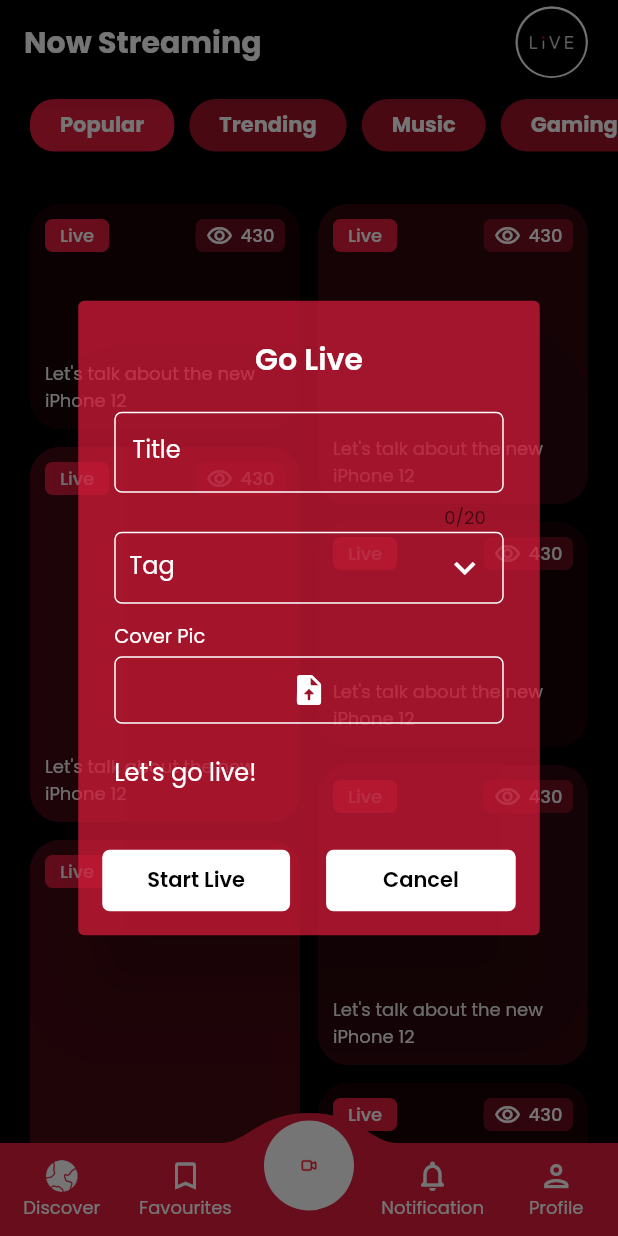
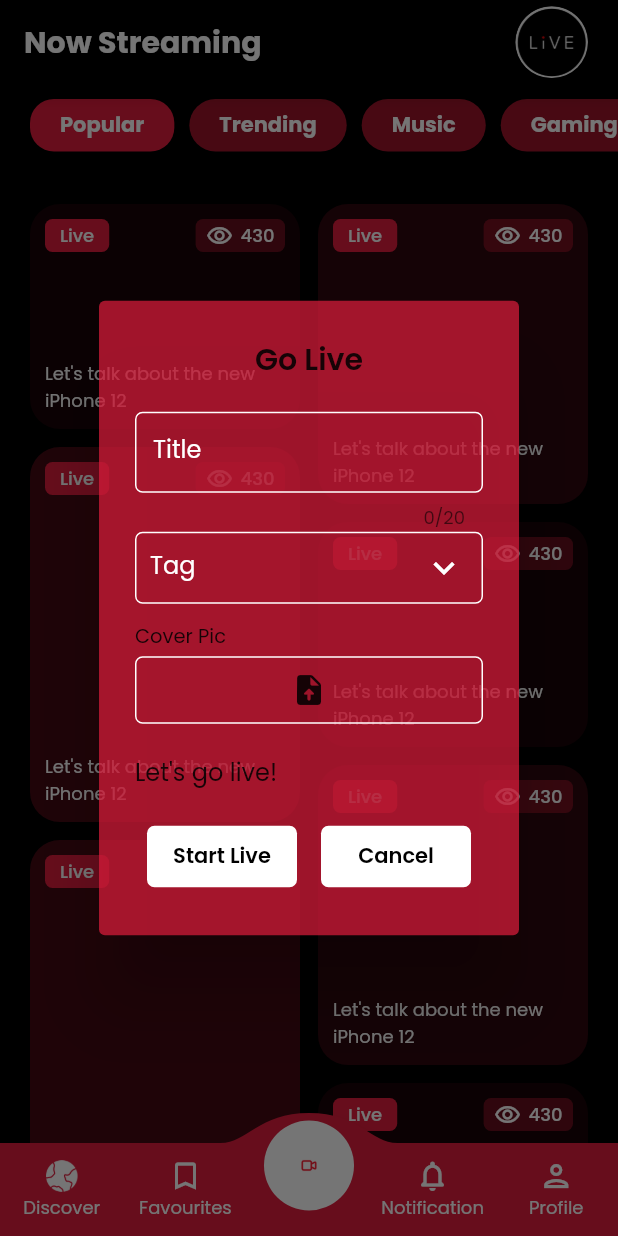
Before and after one commit to cynthiakonar/Live-Streaming-App-Flutter-Agora, a Flutter app: the HomeScreen screen opened directly, item 3 of the bottom bar chosen, on a phone screen of 412 x 824 dp. Run offline on Flutter 3.47's test engine with Material 2 defaults, Android fonts, the phone set to English and light mode, and no system bars; drawn by our look-alikes of convex_bottom_bar; our stand-ins replace file_picker, get.

Commit message:
update: seperated widgets

```diff
--- /dev/null
+++ b/lib/utils/colors.dart
@@ -0,0 +1,5 @@
+import 'package:flutter/material.dart';
+
+const primaryThemeColor = Color(0xFFE01C3C);
+const secondaryThemeColor = Colors.white;
+const bgColor = Colors.black;
--- /dev/null
+++ b/lib/widgets/buttons/popup_dialog_button.dart
@@ -0,0 +1,33 @@
+import 'package:flutter/material.dart';
+import 'package:live_streaming/utils/colors.dart';
+
+class PopupDialogButton extends StatelessWidget {
+  const PopupDialogButton(
+      {super.key, required this.title, required this.onPressed});
+  final String title;
+  final VoidCallback onPressed;
+
+  @override
+  Widget build(BuildContext context) {
+    return TextButton(
+      onPressed: onPressed,
+      child: Container(
+        width: double.infinity,
+        padding: const EdgeInsets.symmetric(vertical: 10),
+        decoration: BoxDecoration(
+          borderRadius: BorderRadius.circular(5),
+          color: secondaryThemeColor,
+        ),
+        child: Center(
+          child: Text(
+            title,
+            style: const TextStyle(
+              color: bgColor,
+              fontWeight: FontWeight.w600,
+            ),
+          ),
+        ),
+      ),
+    );
+  }
+}
--- /dev/null
+++ b/lib/widgets/custom_textfield.dart
@@ -0,0 +1,32 @@
+import 'package:flutter/material.dart';
+import 'package:live_streaming/utils/colors.dart';
+
+class CustomTextField extends StatelessWidget {
+  const CustomTextField({super.key, required this.controller});
+  final TextEditingController controller;
+
+  @override
+  Widget build(BuildContext context) {
+    return TextFormField(
+      controller: controller,
+      maxLength: 20,
+      decoration: InputDecoration(
+        isDense: true,
+        labelText: "Title",
+        labelStyle: const TextStyle(color: secondaryThemeColor),
+        border: OutlineInputBorder(
+          borderRadius: BorderRadius.circular(5),
+          borderSide: const BorderSide(color: secondaryThemeColor),
+        ),
+        enabledBorder: OutlineInputBorder(
+          borderRadius: BorderRadius.circular(5),
+          borderSide: const BorderSide(color: secondaryThemeColor),
+        ),
+        focusedBorder: OutlineInputBorder(
+          borderRadius: BorderRadius.circular(5),
+          borderSide: const BorderSide(color: secondaryThemeColor),
+        ),
+      ),
+    );
+  }
+}
--- a/lib/widgets/dialogs/go_live.dart
+++ b/lib/widgets/dialogs/go_live.dart
@@ -1,8 +1,10 @@
 import 'package:flutter/material.dart';
 import 'package:get/get.dart';
-import 'package:live_streaming/constants/colors.dart';
+import 'package:live_streaming/utils/colors.dart';
 import 'package:live_streaming/screens/streaming.dart';
 import 'package:file_picker/file_picker.dart';
+import 'package:live_streaming/widgets/buttons/popup_dialog_button.dart';
+import 'package:live_streaming/widgets/custom_textfield.dart';
 
 class GoLiveDialog extends StatefulWidget {
   const GoLiveDialog({super.key});
@@ -26,6 +28,7 @@ class _GoLiveDialogState extends State<GoLiveDialog> {
   String? imageFilePath;
   bool isFileAdded = false;
   final itemEditingController = TextEditingController();
+  final TextEditingController titleController = TextEditingController();
 
   @override
   Widget build(BuildContext context) {
@@ -34,58 +37,31 @@ class _GoLiveDialogState extends State<GoLiveDialog> {
       title: const Text(
         "Go Live",
         textAlign: TextAlign.center,
-        style: TextStyle(
-          color: Colors.white,
-          fontWeight: FontWeight.w600,
-        ),
+        style: TextStyle(fontWeight: FontWeight.w600),
       ),
       content: Column(
         crossAxisAlignment: CrossAxisAlignment.start,
         mainAxisSize: MainAxisSize.min,
         children: [
-          TextFormField(
-            maxLength: 20,
-            style: const TextStyle(color: Colors.white),
+          CustomTextField(controller: titleController),
+          DropdownButtonFormField<String>(
+            itemHeight: null,
+            dropdownColor: primaryThemeColor,
             decoration: InputDecoration(
-              isDense: true,
-              labelText: "Title",
-              labelStyle: const TextStyle(color: Colors.white),
+              labelText: "Tag",
+              labelStyle: const TextStyle(color: secondaryThemeColor),
+              contentPadding: const EdgeInsets.fromLTRB(10, 0, 10, 0),
               border: OutlineInputBorder(
                 borderRadius: BorderRadius.circular(5),
-                borderSide: const BorderSide(color: Colors.white),
+                borderSide: const BorderSide(color: secondaryThemeColor),
               ),
               enabledBorder: OutlineInputBorder(
                 borderRadius: BorderRadius.circular(5),
-                borderSide: const BorderSide(color: Colors.white),
+                borderSide: const BorderSide(color: secondaryThemeColor),
               ),
               focusedBorder: OutlineInputBorder(
                 borderRadius: BorderRadius.circular(5),
-                borderSide: const BorderSide(color: Colors.white),
-              ),
-            ),
-          ),
-          DropdownButtonFormField<String>(
-            itemHeight: null,
-            style: const TextStyle(
-              color: Colors.white,
-              fontFamily: "Poppins",
-            ),
-            dropdownColor: primaryThemeColor,
-            decoration: InputDecoration(
-              labelText: "Tag",
-              labelStyle: const TextStyle(color: Colors.white),
-              contentPadding: const EdgeInsets.fromLTRB(10, 0, 10, 0),
-              border: OutlineInputBorder(
-                borderRadius: BorderRadius.circular(5),
-                borderSide: const BorderSide(color: Colors.white),
-              ),
-              enabledBorder: OutlineInputBorder(
-                borderRadius: BorderRadius.circular(5),
-                borderSide: const BorderSide(color: Colors.white),
-              ),
-              focusedBorder: OutlineInputBorder(
-                borderRadius: BorderRadius.circular(5),
-                borderSide: const BorderSide(color: Colors.white),
+                borderSide: const BorderSide(color: secondaryThemeColor),
               ),
             ),
             autofocus: false,
@@ -94,7 +70,7 @@ class _GoLiveDialogState extends State<GoLiveDialog> {
             iconSize: 28,
             icon: const Icon(
               Icons.keyboard_arrow_down,
-              color: Colors.white,
+              color: secondaryThemeColor,
             ),
             items: tags.map(buildMenuItem).toList(),
             onChanged: (evalue) => setState(
@@ -116,10 +92,7 @@ class _GoLiveDialogState extends State<GoLiveDialog> {
           const SizedBox(height: 12),
           const Text(
             'Cover Pic',
-            style: TextStyle(
-              color: Colors.white,
-              fontSize: 13,
-            ),
+            style: TextStyle(fontSize: 13),
           ),
           const SizedBox(height: 4),
           isFileAdded
@@ -133,7 +106,7 @@ class _GoLiveDialogState extends State<GoLiveDialog> {
                     decoration: BoxDecoration(
                       borderRadius: BorderRadius.circular(6.0),
                       border: Border.all(
-                        color: Colors.white,
+                        color: secondaryThemeColor,
                         width: 1,
                       ),
                     ),
@@ -142,15 +115,11 @@ class _GoLiveDialogState extends State<GoLiveDialog> {
                       children: const [
                         Text(
                           'Image uploaded',
-                          style: TextStyle(
-                            color: Colors.white,
-                            fontSize: 14,
-                          ),
+                          style: TextStyle(fontSize: 14),
                         ),
                         Icon(
                           Icons.close,
                           size: 20,
-                          color: Colors.white,
                         )
                       ],
                     ),
@@ -177,67 +146,37 @@ class _GoLiveDialogState extends State<GoLiveDialog> {
                     height: 45,
                     decoration: BoxDecoration(
                       border: Border.all(
-                        color: Colors.white,
+                        color: secondaryThemeColor,
                         width: 1,
                       ),
                       borderRadius: BorderRadius.circular(5),
                     ),
                     child: const Center(
-                      child: Icon(
-                        Icons.upload_file_rounded,
-                        color: Colors.white,
-                      ),
+                      child: Icon(Icons.upload_file_rounded),
                     ),
                   ),
                 ),
           const SizedBox(height: 20),
-          const Text(
-            "Let's go live!",
-            style: TextStyle(
-              color: Colors.white,
-            ),
-          ),
+          const Text("Let's go live!"),
+          const SizedBox(height: 16),
+          Row(
+            children: [
+              Expanded(
+                child: PopupDialogButton(
+                  title: "Start Live",
+                  onPressed: () => Get.toNamed(StreamingScreen.routeName),
+                ),
+              ),
+              Expanded(
+                child: PopupDialogButton(
+                  title: "Cancel",
+                  onPressed: () => Get.back(),
+                ),
+              )
+            ],
+          )
         ],
       ),
-      actionsAlignment: MainAxisAlignment.center,
-      actions: [
-        TextButton(
-          onPressed: () {
-            Get.to(() => const StreamingScreen());
-          },
-          child: Container(
-            padding: const EdgeInsets.symmetric(horizontal: 30, vertical: 10),
-            decoration: BoxDecoration(
-              borderRadius: BorderRadius.circular(5),
-              color: Colors.white,
-            ),
-            child: const Text(
-              "Start Live",
-              style: TextStyle(
-                color: Colors.black,
-                fontWeight: FontWeight.w600,
-              ),
-            ),
-          ),
-        ),
-        TextButton(
-          onPressed: () => Get.back(),
-          child: Container(
-            padding: const EdgeInsets.symmetric(horizontal: 38, vertical: 10),
-            decoration: BoxDecoration(
-              borderRadius: BorderRadius.circular(5),
-              color: Colors.white,
-            ),
-            child: const Text(
-              "Cancel",
-              style: TextStyle(
-                color: Colors.black,
-                fontWeight: FontWeight.w600,
-              ),
-            ),
-          ),
-        ),
-      ],
     );
   }
 
@@ -245,7 +184,7 @@ class _GoLiveDialogState extends State<GoLiveDialog> {
       value: item,
       child: Text(
         item,
-        style: TextStyle(
+        style: const TextStyle(
           fontWeight: FontWeight.w400,
           fontSize: 14,
         ),
```
Also changed, not shown: lib/screens/watch_live.dart (+4 -6 lines), lib/widgets/appbar.dart (added, +26 -0 lines), lib/widgets/buttons/signup_button.dart (added, +46 -0 lines), lib/widgets/dialogs/end_live.dart (+23 -47 lines), lib/widgets/dialogs/watch_live.dart (+26 -49 lines).
